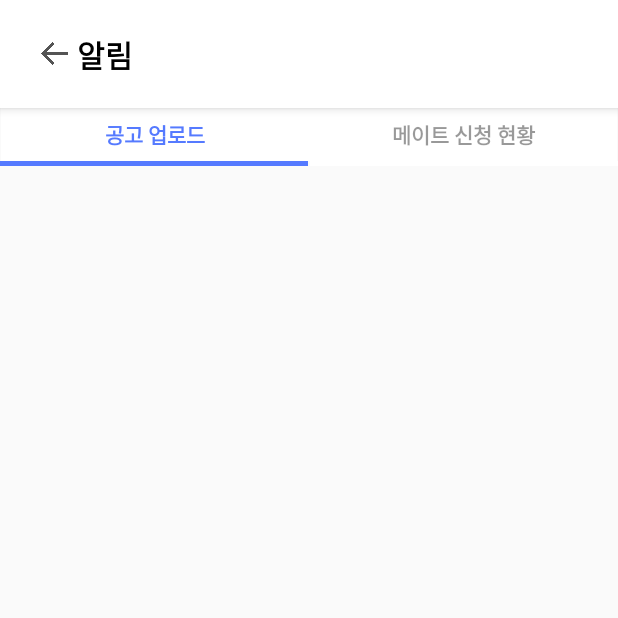
After one commit to UMC-TogeDutch-Project/TogeDutch_FRONTEND, an Android app: the NewsActivity screen opened directly, with no data from a screen before it, on a phone screen of 412 x 824 dp, the top half of it. The commit adds this screen. Run offline under Robolectric (Android 15) with nearby library versions, the phone set to English and light mode, and no system bars.

Commit message:
add: 알림 activity 추가

```diff
--- a/app/src/main/java/umc/mobile/project/Data.kt
+++ b/app/src/main/java/umc/mobile/project/HomeData.kt
@@ -1,8 +1,6 @@
 package umc.mobile.project
 
-import android.graphics.drawable.Drawable
-
-data class Data(
+data class HomeData(
     val tvTitle: String?,
     val ivItemImageFirst: Int? = null,
     val tvItemTitleFirst: String,
--- /dev/null
+++ b/app/src/main/java/umc/mobile/project/NewsActivity.kt
@@ -0,0 +1,48 @@
+package umc.mobile.project
+
+import android.graphics.Color
+import android.os.Bundle
+import androidx.appcompat.app.AppCompatActivity
+import umc.mobile.project.databinding.ActivityNewsBinding
+
+
+class NewsActivity : AppCompatActivity(){
+    private lateinit var viewBinding: ActivityNewsBinding
+    override fun onCreate(savedInstanceState: Bundle?) {
+        super.onCreate(savedInstanceState)
+        viewBinding = ActivityNewsBinding.inflate(layoutInflater)
+        setContentView(viewBinding.root)
+        setflag(0)
+
+        viewBinding.btnUpLoad.setOnClickListener {
+            setflag(0)
+        }
+
+        viewBinding.btnMate.setOnClickListener {
+            setflag(1)
+        }
+
+
+    }
+    private fun setflag(fragNum: Int){
+
+        val ft = supportFragmentManager.beginTransaction()
+        when(fragNum){
+            0 -> {
+                viewBinding.btnUpLoad.setTextColor(Color.parseColor("#557AFF"))
+                viewBinding.btnMate.setTextColor(Color.parseColor("#66000000"))
+                viewBinding.ivUnderBarUpLoad.setBackgroundColor(Color.parseColor("#557AFF"))
+                viewBinding.ivUnderBarMate.setBackgroundColor(Color.parseColor("#FFFFFF"))
+                ft.replace(viewBinding.containerFragment.id, NewsUpLoadFragment()).commit()
+            }
+            1 -> {
+                viewBinding.btnMate.setTextColor(Color.parseColor("#557AFF"))
+                viewBinding.btnUpLoad.setTextColor(Color.parseColor("#66000000"))
+                viewBinding.ivUnderBarUpLoad.setBackgroundColor(Color.parseColor("#FFFFFF"))
+                viewBinding.ivUnderBarMate.setBackgroundColor(Color.parseColor("#557AFF"))
+                ft.replace(viewBinding.containerFragment.id, NewsMateFragment()).commit()
+            }
+        }
+    }
+
+}
--- /dev/null
+++ b/app/src/main/java/umc/mobile/project/NewsUpLoadFragment.kt
@@ -0,0 +1,23 @@
+package umc.mobile.project
+
+
+import android.os.Bundle
+import android.view.LayoutInflater
+import android.view.View
+import android.view.ViewGroup
+import androidx.fragment.app.Fragment
+import umc.mobile.project.databinding.FragmentNewsUploadBinding
+
+
+class NewsUpLoadFragment : Fragment(){
+
+    override fun onCreateView(
+        inflater: LayoutInflater,
+        container: ViewGroup?,
+        savedInstanceState: Bundle?
+    ): View? {
+        return FragmentNewsUploadBinding.inflate(layoutInflater).root
+    }
+
+
+}
--- /dev/null
+++ b/app/src/main/res/layout/actionbar_inner_page_top.xml
@@ -0,0 +1,58 @@
+<?xml version="1.0" encoding="utf-8"?>
+<com.google.android.material.appbar.AppBarLayout xmlns:android="http://schemas.android.com/apk/res/android"
+    xmlns:app="http://schemas.android.com/apk/res-auto"
+    android:layout_width="match_parent"
+    android:layout_height="72dp"
+    android:background="@color/white"
+    android:elevation="0dp"
+    app:layout_scrollFlags="scroll|enterAlways">
+
+    <androidx.constraintlayout.widget.ConstraintLayout
+        android:id="@+id/appbar_layout"
+        android:layout_width="match_parent"
+        android:layout_height="match_parent">
+
+        <ImageView
+            android:id="@+id/appbar_back_btn"
+            android:layout_width="24dp"
+            android:layout_height="24dp"
+            android:layout_marginStart="27dp"
+            android:backgroundTint="@color/white"
+            android:paddingRight="5dp"
+
+            android:src="@drawable/sign_up_btn_backwork_icon"
+            app:layout_constraintBottom_toBottomOf="parent"
+            app:layout_constraintStart_toStartOf="parent"
+            app:layout_constraintTop_toTopOf="parent" />
+
+        <TextView
+            android:id="@+id/appbar_page_name_left_tv"
+            android:layout_width="wrap_content"
+            android:layout_height="wrap_content"
+            android:text="알림"
+            android:textColor="@color/black"
+            android:textSize="20sp"
+            android:textStyle="bold"
+            android:visibility="visible"
+
+            app:layout_constraintBottom_toBottomOf="parent"
+            app:layout_constraintStart_toEndOf="@id/appbar_back_btn"
+            app:layout_constraintTop_toTopOf="parent" />
+
+        <TextView
+            android:id="@+id/appbar_page_name_center_tv"
+            android:layout_width="wrap_content"
+            android:layout_height="wrap_content"
+            android:text="페이지 이름"
+            android:textColor="@color/black"
+            android:textSize="20sp"
+            android:visibility="invisible"
+
+            app:layout_constraintBottom_toBottomOf="parent"
+            app:layout_constraintStart_toStartOf="parent"
+            app:layout_constraintEnd_toEndOf="parent"
+            app:layout_constraintTop_toTopOf="parent" />
+
+
+    </androidx.constraintlayout.widget.ConstraintLayout>
+</com.google.android.material.appbar.AppBarLayout>
--- /dev/null
+++ b/app/src/main/res/layout/activity_news.xml
@@ -0,0 +1,78 @@
+<?xml version="1.0" encoding="utf-8"?>
+<androidx.constraintlayout.widget.ConstraintLayout
+    xmlns:android="http://schemas.android.com/apk/res/android"
+    xmlns:tools="http://schemas.android.com/tools"
+    xmlns:app="http://schemas.android.com/apk/res-auto"
+    android:layout_width="match_parent"
+    android:layout_height="match_parent"
+    tools:context=".NewsActivity">
+
+    <include
+        android:id="@+id/topView"
+        layout="@layout/actionbar_inner_page_top"
+        app:layout_constraintTop_toTopOf="parent"
+        app:layout_constraintStart_toStartOf="parent"
+        app:layout_constraintEnd_toEndOf="parent"
+
+        />
+
+    <Button
+        android:id="@+id/btnUpLoad"
+        android:layout_width="205dp"
+        android:layout_height="35dp"
+        android:background="@drawable/news_btn_background_all_white"
+        app:layout_constraintTop_toTopOf="parent"
+        app:layout_constraintStart_toStartOf="parent"
+        app:layout_constraintEnd_toStartOf="@id/btnMate"
+        android:text="공고 업로드"
+        android:textColor="#557AFF"
+        android:textStyle="bold"
+        android:layout_marginTop="72dp"
+        />
+
+    <ImageView
+        android:id="@+id/ivUnderBarUpLoad"
+        android:layout_width="205dp"
+        android:layout_height="3dp"
+        android:background="#557AFF"
+        app:layout_constraintTop_toBottomOf="@id/btnUpLoad"
+        app:layout_constraintStart_toStartOf="parent"
+
+        />
+
+    <Button
+        android:id="@+id/btnMate"
+        android:layout_width="205dp"
+        android:layout_height="35dp"
+        android:background="@drawable/news_btn_background_all_white"
+        app:layout_constraintTop_toTopOf="parent"
+        app:layout_constraintEnd_toEndOf="parent"
+        app:layout_constraintStart_toEndOf="@id/btnUpLoad"
+        android:text="메이트 신청 현황"
+        android:textColor="#66000000"
+        android:textStyle="bold"
+        android:layout_marginTop="72dp"
+        />
+
+    <ImageView
+        android:id="@+id/ivUnderBarMate"
+        android:layout_width="205dp"
+        android:layout_height="3dp"
+        android:background="#FFFFFF"
+        app:layout_constraintTop_toBottomOf="@id/btnMate"
+        app:layout_constraintEnd_toEndOf="parent"
+        />
+
+
+    <FrameLayout
+        android:id="@+id/container_fragment"
+        android:layout_width="match_parent"
+        android:layout_height="match_parent"
+        android:layout_marginTop="110dp"
+        app:layout_constraintTop_toBottomOf="@id/ivUnderBarUpLoad"
+        app:layout_constraintStart_toStartOf="parent"
+        app:layout_constraintEnd_toEndOf="parent"
+        app:layout_constraintBottom_toBottomOf="parent"
+        />
+
+  </androidx.constraintlayout.widget.ConstraintLayout>
--- /dev/null
+++ b/app/src/main/res/layout/fragment_news_upload.xml
@@ -0,0 +1,10 @@
+<?xml version="1.0" encoding="utf-8"?>
+<androidx.constraintlayout.widget.ConstraintLayout xmlns:android="http://schemas.android.com/apk/res/android"
+    android:layout_width="match_parent"
+    android:layout_height="match_parent"
+    xmlns:app="http://schemas.android.com/apk/res-auto">
+
+
+
+
+</androidx.constraintlayout.widget.ConstraintLayout>
```
Also changed, not shown: app/src/main/AndroidManifest.xml (+17 -17 lines), app/src/main/java/umc/mobile/project/DataRVAdapter.kt (+17 -17 lines), app/src/main/java/umc/mobile/project/HomeFragment.kt (+22 -8 lines), app/src/main/java/umc/mobile/project/NewsMateFragment.kt (added, +26 -0 lines), app/src/main/res/layout/fragment_news_mate.xml (added, +11 -0 lines), app/src/main/java/umc/mobile/project/LoginActivity.kt (line endings or trailing spaces), app/src/main/res/drawable-v24/news_btn_background_all_white.png (added), app/src/main/res/drawable-v24/news_btn_underbar.png (added).
